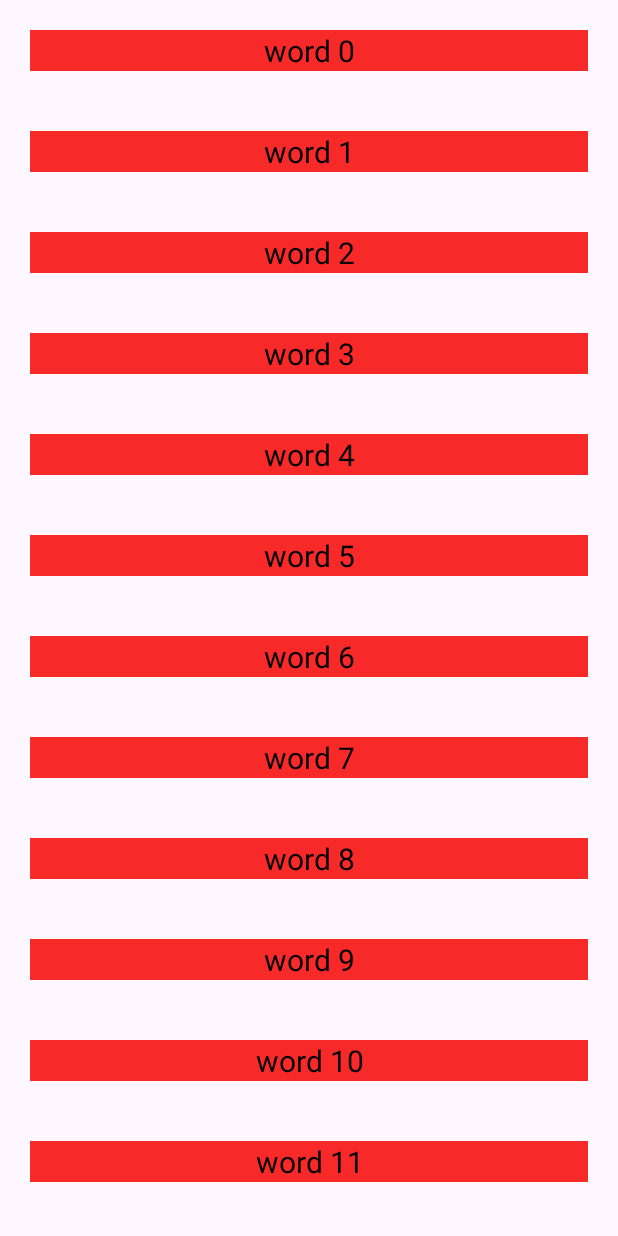
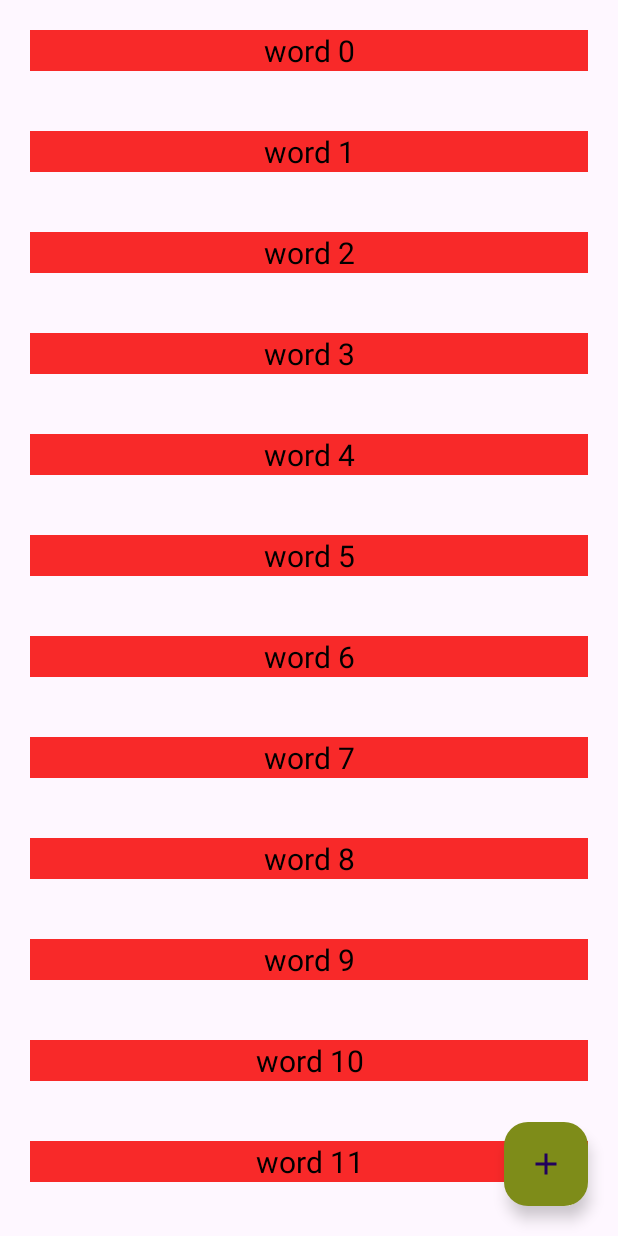
Before and after one commit to SergioM-F/individual5, an Android app: the screen it shows after launch (MainActivity), on a phone screen of 412 x 824 dp. Run offline under Robolectric (Android 15) with nearby library versions, the phone set to English and light mode, and no system bars.

```diff
--- a/app/src/main/java/cl/samf/individual5/AdaptersWords.java
+++ b/app/src/main/java/cl/samf/individual5/AdaptersWords.java
@@ -15,6 +15,12 @@ public class AdaptersWords extends RecyclerView.Adapter<AdaptersWords.ViewHolder
         public void setData(List<String> data) {
         this.words = data;
      }
+    public void addwords(String newItem) {
+        words.add(newItem);
+
+        //notifyItemInserted(words.size() - 1);
+    }
+
     @NonNull
     @Override
     public AdaptersWords.ViewHolder onCreateViewHolder(@NonNull ViewGroup parent, int viewType) {
--- a/app/src/main/java/cl/samf/individual5/FirstFragment.java
+++ b/app/src/main/java/cl/samf/individual5/FirstFragment.java
@@ -19,6 +19,8 @@ import cl.samf.individual5.databinding.FragmentFirstBinding;
  * create an instance of this fragment.
  */
 public class FirstFragment extends Fragment {
+
+
 
     // TODO: Rename parameter arguments, choose names that match
     // the fragment initialization parameters, e.g. ARG_ITEM_NUMBER
@@ -68,9 +70,17 @@ public class FirstFragment extends Fragment {
         AdaptersWords adapter = new AdaptersWords();
         adapter.setData(getData());
         binding.RecyclerViewFF.setAdapter(adapter);
+        binding.floatingActionButton.setOnClickListener(v -> {
+                adapter.addwords("NewWord " + adapter.getItemCount());
+                binding.RecyclerViewFF.getAdapter().notifyItemInserted(adapter.getItemCount());
+            binding.RecyclerViewFF.smoothScrollToPosition(adapter.getItemCount() - 1);
+        });
+
         // Inflate the layout for this fragment
         return binding.getRoot();
     }
+
+
 
     public List<String> getData() {
         List<String> data = new ArrayList<>();
--- /dev/null
+++ b/app/src/main/res/drawable/baseline_add_24.xml
@@ -0,0 +1,5 @@
+<vector android:height="24dp" android:tint="#000000"
+    android:viewportHeight="24" android:viewportWidth="24"
+    android:width="24dp" xmlns:android="http://schemas.android.com/apk/res/android">
+    <path android:fillColor="@android:color/white" android:pathData="M19,13h-6v6h-2v-6H5v-2h6V5h2v6h6v2z"/>
+</vector>
--- a/app/src/main/res/layout/fragment_first.xml
+++ b/app/src/main/res/layout/fragment_first.xml
@@ -19,4 +19,17 @@
         app:layout_constraintTop_toTopOf="parent"
         app:layout_constraintVertical_bias="0.0" />
 
+    <com.google.android.material.floatingactionbutton.FloatingActionButton
+        android:id="@+id/floatingActionButton"
+        android:layout_width="wrap_content"
+        android:layout_height="wrap_content"
+        android:layout_marginEnd="20dp"
+        android:layout_marginBottom="20dp"
+        android:clickable="true"
+        android:contentDescription="@string/floatButton"
+        android:src="@drawable/baseline_add_24"
+        app:backgroundTint="#7E8C19"
+        app:layout_constraintBottom_toBottomOf="parent"
+        app:layout_constraintEnd_toEndOf="parent" />
+
 </androidx.constraintlayout.widget.ConstraintLayout>
--- a/app/src/main/res/values/strings.xml
+++ b/app/src/main/res/values/strings.xml
@@ -1,6 +1,6 @@
 <resources>
     <string name="app_name">individual5</string>
     <!-- TODO: Remove or change this placeholder text -->
-    <string name="hello_blank_fragment">Hello blank fragment</string>
+    <string name="floatButton">Boton Flotante para Agregar</string>
     <string name="textview">TextView</string>
 </resources>
```
